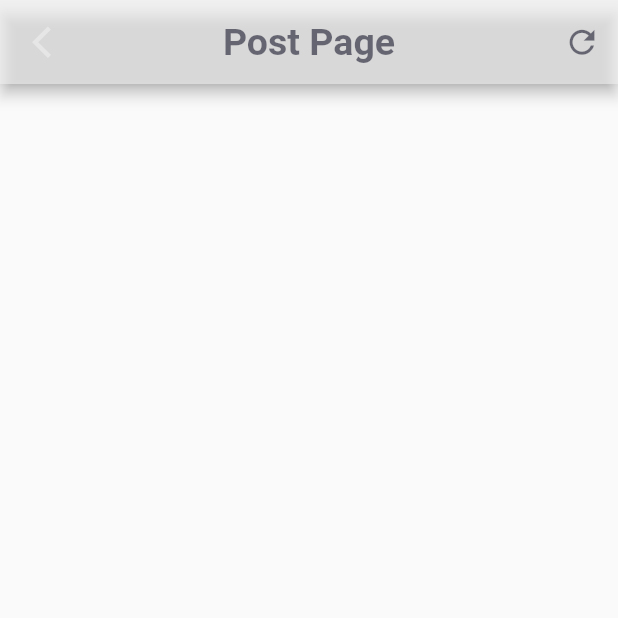
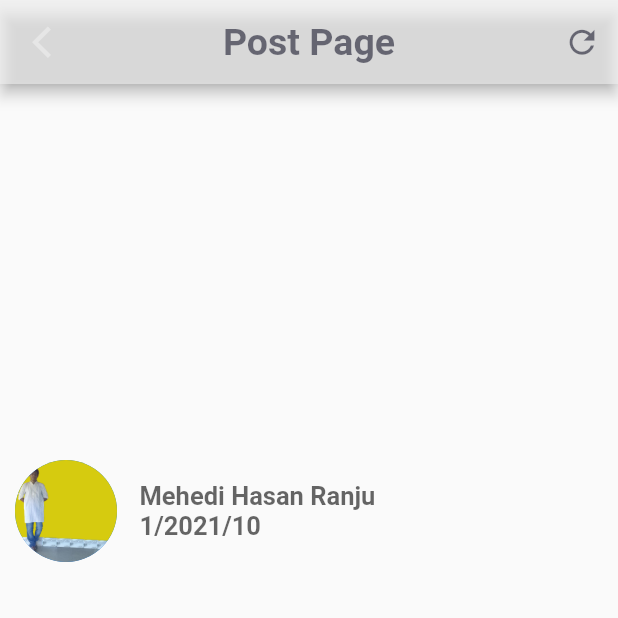
Before and after one commit to MahadiHasanRanju/flutter_test_project, a Flutter app: the Post_page screen opened directly, on a phone screen of 412 x 824 dp, the top half of it. Run offline on Flutter 3.47's test engine with Material 2 defaults, Android fonts, the phone set to English and light mode, and no system bars.

Commit message:
Add post

```diff
--- a/lib/post_page.dart
+++ b/lib/post_page.dart
@@ -70,10 +70,52 @@ class _Post_pageState extends State<Post_page> {
       body: Align(
         alignment: Alignment.centerLeft,
         child: ListView.builder(
+          padding: EdgeInsets.symmetric(
+              horizontal: 10,vertical: 10),
           itemCount:  postmodels.length,
             itemBuilder: (BuildContext context,int index)
             {return Container(
-
+              height: MediaQuery.of(context).size.height/1.5,
+              width: MediaQuery.of(context).size.width,
+              child: Column(
+               mainAxisAlignment: MainAxisAlignment.spaceAround,
+                children: [
+                  //Header Row profile image
+                  Row(children: [
+                    CircleAvatar(
+                      radius: 34,
+                      backgroundImage: AssetImage(
+                          "${postmodels[index].profileImageURL}"),
+                    ),
+                    Expanded(
+                      child: Padding(
+                        padding: const EdgeInsets.symmetric(horizontal: 15),
+                        child: RichText(
+                          textAlign: TextAlign.justify,
+                        text: TextSpan(
+                          text: "${postmodels[index].username}\n",
+                        style: TextStyle(
+                          fontSize: 17,
+                          fontWeight: FontWeight.w700,
+                          color: Color.fromRGBO(0, 0, 0, .6),
+                        ),
+                        children: [
+                          TextSpan(
+                            text: "${DateTime.now().day}/${DateTime.now().year}/${DateTime.now().hour}",
+                        style:TextStyle(
+                          fontSize: 17,
+                          fontWeight: FontWeight.w700,
+                          color: Color.fromRGBO(0, 0, 0, .6),
+                        ) ,)
+                        ],
+                        ),
+                        ),
+                      ),
+                    ),
+                  ],
+                  )
+                ],
+              ),
             );
             },
         ),
```
